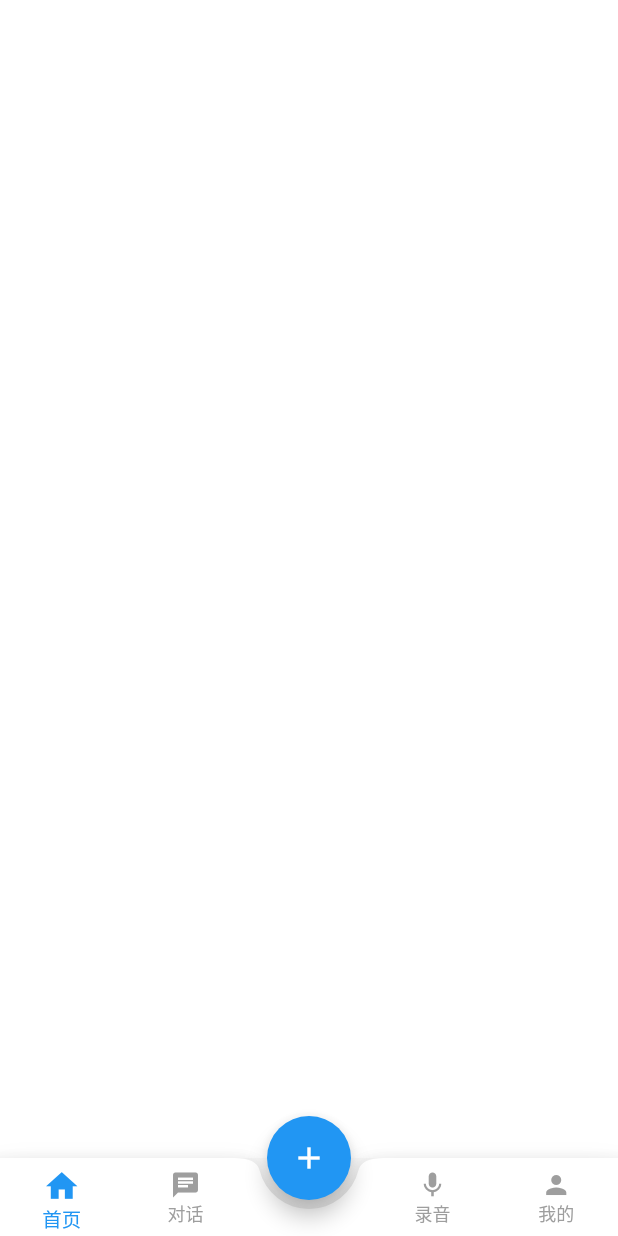
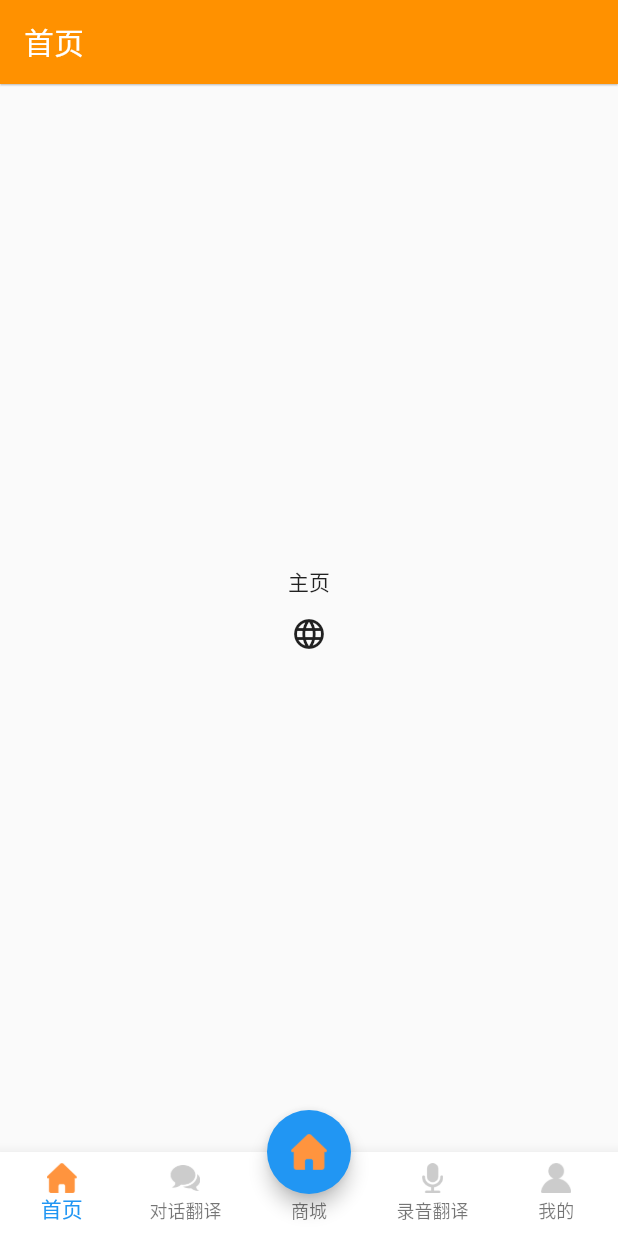
Before and after one commit to ForgetSou/FSFlutterDemo, a Flutter app: the screen it shows after launch, on a phone screen of 412 x 824 dp. Run offline on Flutter 3.47's test engine with Material 2 defaults, Android fonts, the phone set to English and light mode, and no system bars.

Commit message:
#Feature：路由跳转

```diff
--- /dev/null
+++ b/FSFlutterDemo/lib/Modal/langauge.dart
@@ -0,0 +1,6 @@
+class Language {
+  String code;
+  String displayName;
+
+  Language(this.code, this.displayName);
+}
--- a/FSFlutterDemo/lib/index_page.dart
+++ b/FSFlutterDemo/lib/index_page.dart
@@ -8,240 +8,241 @@ import 'pages/mall_page.dart';
 class IndexPage extends StatefulWidget {
   @override
   // 凸出效果
-  // _BulgeState createState() => _BulgeState();
+  _BulgeState createState() => _BulgeState();
   // 外弧效果
-  _OuterArcState createState() => _OuterArcState();
+  // _OuterArcState createState() => _OuterArcState();
 }
 
-// class _BulgeState extends State<IndexPage> {
-//   final List<BottomNavigationBarItem> bottomTabs = [
-//     BottomNavigationBarItem(
-//         icon: Image.asset(
-//           'images/home_unselected.png',
-//           width: 20,
-//           height: 20,
-//         ),
-//         activeIcon: Image.asset(
-//           'images/home_selected.png',
-//           width: 20,
-//           height: 20,
-//         ),
-//         label: '首页'),
-//     BottomNavigationBarItem(
-//         icon: Image.asset(
-//           'images/dialogue_unselected.png',
-//           width: 20,
-//           height: 20,
-//         ),
-//         activeIcon: Image.asset(
-//           'images/dialogue_selected.png',
-//           width: 20,
-//           height: 20,
-//         ),
-//         label: '对话翻译'),
-//     BottomNavigationBarItem(
-//         icon: Icon(
-//           Icons.add,
-//           size: 20,
-//         ),
-//         label: '商城'),
-//     BottomNavigationBarItem(
-//         icon: Image.asset(
-//           'images/record_unselected.png',
-//           width: 20,
-//           height: 20,
-//         ),
-//         activeIcon: Image.asset(
-//           'images/record_selected.png',
-//           width: 20,
-//           height: 20,
-//         ),
-//         label: '录音翻译'),
-//     BottomNavigationBarItem(
-//         icon: Image.asset(
-//           'images/mine_unselected.png',
-//           width: 20,
-//           height: 20,
-//         ),
-//         activeIcon: Image.asset(
-//           'images/mine_selected.png',
-//           width: 20,
-//           height: 20,
-//         ),
-//         label: '我的')
-//   ];
-//   final List tabPages = [
-//     HomePage(),
-//     DialoguePage(),
-//     MallPage(),
-//     RecordPage(),
-//     MinePage()
-//   ];
+class _BulgeState extends State<IndexPage> {
+  final List<BottomNavigationBarItem> bottomTabs = [
+    BottomNavigationBarItem(
+        icon: Image.asset(
+          'images/home_unselected.png',
+          width: 20,
+          height: 20,
+        ),
+        activeIcon: Image.asset(
+          'images/home_selected.png',
+          width: 20,
+          height: 20,
+        ),
+        label: '首页'),
+    BottomNavigationBarItem(
+        icon: Image.asset(
+          'images/dialogue_unselected.png',
+          width: 20,
+          height: 20,
+        ),
+        activeIcon: Image.asset(
+          'images/dialogue_selected.png',
+          width: 20,
+          height: 20,
+        ),
+        label: '对话翻译'),
+    BottomNavigationBarItem(
+        icon: Icon(
+          Icons.add,
+          size: 20,
+        ),
+        label: '商城'),
+    BottomNavigationBarItem(
+        icon: Image.asset(
+          'images/record_unselected.png',
+          width: 20,
+          height: 20,
+        ),
+        activeIcon: Image.asset(
+          'images/record_selected.png',
+          width: 20,
+          height: 20,
+        ),
+        label: '录音翻译'),
+    BottomNavigationBarItem(
+        icon: Image.asset(
+          'images/mine_unselected.png',
+          width: 20,
+          height: 20,
+        ),
+        activeIcon: Image.asset(
+          'images/mine_selected.png',
+          width: 20,
+          height: 20,
+        ),
+        label: '我的')
+  ];
+  final List tabPages = [
+    HomePage(),
+    DialoguePage(),
+    MallPage(),
+    RecordPage(),
+    MinePage()
+  ];
 
-//   int currentIndex = 0;
-//   var currentPage;
+  int currentIndex = 0;
+  var currentPage;
 
-//   int get idx => null;
+  int get idx => null;
+  Animation<double> animation;
 
+  @override
+  void initState() {
+    super.initState();
+
+    currentPage = tabPages[currentIndex];
+  }
+
+  @override
+  Widget build(BuildContext context) {
+    return Scaffold(
+      bottomNavigationBar: BottomNavigationBar(
+        currentIndex: currentIndex,
+        backgroundColor: Colors.white,
+        type: BottomNavigationBarType.fixed,
+        // elevation: 0,
+        items: bottomTabs,
+        onTap: (idx) {
+          setState(() {
+            currentIndex = idx;
+            currentPage = tabPages[idx];
+          });
+        },
+      ),
+      floatingActionButton: FloatingActionButton(
+        child: Image.asset(
+          'images/home_selected.png',
+          width: 24,
+          height: 24,
+        ),
+        onPressed: () {
+          setState(() {
+            currentIndex = 2;
+            currentPage = tabPages[2];
+          });
+        },
+        backgroundColor: Colors.blue,
+        elevation: 5,
+      ),
+      floatingActionButtonLocation: FloatingActionButtonLocation.centerDocked,
+      appBar: AppBar(
+        title: Text(
+          bottomTabs[currentIndex].label,
+          style: TextStyle(color: Colors.white),
+        ),
+        elevation: 0.5,
+      ),
+      body: currentPage,
+    );
+  }
+}
+
+// class _OuterArcState extends State<IndexPage> {
 //   @override
 //   void initState() {
-//     currentPage = tabPages[currentIndex];
+//     ///初始化，这个函数在生命周期中只调用一次
 //     super.initState();
 //   }
 
 //   @override
 //   Widget build(BuildContext context) {
-//     return Scaffold(
-//       bottomNavigationBar: BottomNavigationBar(
-//         currentIndex: currentIndex,
-//         backgroundColor: Colors.white,
-//         type: BottomNavigationBarType.fixed,
-//         // elevation: 0,
-//         items: bottomTabs,
-//         onTap: (idx) {
-//           setState(() {
-//             currentIndex = idx;
-//             currentPage = tabPages[idx];
-//           });
+//     //构建页面
+//     return buildBottomTabScaffold();
+//   }
+
+//   //当前显示页面的
+//   int currentIndex = 0;
+//   //点击导航项是要显示的页面
+//   final pages = [HomePage(), DialoguePage(), RecordPage(), MinePage()];
+
+//   Widget buildBottomTabScaffold() {
+//     return SizedBox(
+//         height: 100,
+//         child: Scaffold(
+//           //对应的页面
+//           body: pages[currentIndex],
+//           //appBar: AppBar(title: const Text('Bottom App Bar')),
+//           //悬浮按钮的位置
+//           floatingActionButtonLocation:
+//               FloatingActionButtonLocation.centerDocked,
+//           //悬浮按钮
+//           floatingActionButton: FloatingActionButton(
+//             child: const Icon(Icons.add),
+//             onPressed: () {},
+//           ),
+//           //其他菜单栏
+//           bottomNavigationBar: BottomAppBar(
+//             shape: CircularNotchedRectangle(),
+//             notchMargin: 6.0,
+//             color: Colors.white,
+//             child: Row(
+//               mainAxisSize: MainAxisSize.max,
+//               mainAxisAlignment: MainAxisAlignment.spaceAround,
+//               children: <Widget>[
+//                 buildBotomItem(currentIndex, 0, Icons.home, "首页"),
+//                 buildBotomItem(currentIndex, 1, Icons.chat, "对话"),
+//                 buildBotomItem(currentIndex, -1, null, "商城"),
+//                 buildBotomItem(currentIndex, 2, Icons.mic, "录音"),
+//                 buildBotomItem(currentIndex, 3, Icons.person, "我的"),
+//               ],
+//             ),
+//           ),
+//         ));
+//   }
+
+//   buildBotomItem(int selectIndex, int index, IconData iconData, String title) {
+//     //未选中状态的样式
+//     TextStyle textStyle = TextStyle(fontSize: 12.0, color: Colors.grey);
+//     MaterialColor iconColor = Colors.grey;
+//     double iconSize = 20;
+//     EdgeInsetsGeometry padding = EdgeInsets.only(top: 8.0);
+
+//     if (selectIndex == index) {
+//       //选中状态的文字样式
+//       textStyle = TextStyle(fontSize: 13.0, color: Colors.blue);
+//       //选中状态的按钮样式
+//       iconColor = Colors.blue;
+//       iconSize = 25;
+//       padding = EdgeInsets.only(top: 6.0);
+//     }
+//     Widget padItem = SizedBox();
+//     if (iconData != null) {
+//       padItem = Padding(
+//         padding: padding,
+//         child: Container(
+//           color: Colors.white,
+//           child: Center(
+//             child: Column(
+//               children: <Widget>[
+//                 Icon(
+//                   iconData,
+//                   color: iconColor,
+//                   size: iconSize,
+//                 ),
+//                 Text(
+//                   title,
+//                   style: textStyle,
+//                 )
+//               ],
+//             ),
+//           ),
+//         ),
+//       );
+//     }
+//     Widget item = Expanded(
+//       flex: 1,
+//       child: new GestureDetector(
+//         onTap: () {
+//           if (index != currentIndex) {
+//             setState(() {
+//               currentIndex = index;
+//             });
+//           }
 //         },
+//         child: SizedBox(
+//           height: 52,
+//           child: padItem,
+//         ),
 //       ),
-//       floatingActionButton: FloatingActionButton(
-//         child: Image.asset(
-//           'images/home_selected.png',
-//           width: 24,
-//           height: 24,
-//         ),
-//         onPressed: () {
-//           setState(() {
-//             currentIndex = 2;
-//             currentPage = tabPages[2];
-//           });
-//         },
-//         backgroundColor: Colors.red,
-//         elevation: 5,
-//       ),
-//       floatingActionButtonLocation: FloatingActionButtonLocation.centerDocked,
-//       appBar: AppBar(
-//         backgroundColor: Colors.lightGreen,
-//         title: Text(
-//           bottomTabs[currentIndex].label,
-//           style: TextStyle(color: Colors.orange),
-//         ),
-//         elevation: 0.5,
-//       ),
-//       body: currentPage,
 //     );
+//     return item;
 //   }
 // }
-
-class _OuterArcState extends State<IndexPage> {
-  @override
-  void initState() {
-    ///初始化，这个函数在生命周期中只调用一次
-    super.initState();
-  }
-
-  @override
-  Widget build(BuildContext context) {
-    //构建页面
-    return buildBottomTabScaffold();
-  }
-
-  //当前显示页面的
-  int currentIndex = 0;
-  //点击导航项是要显示的页面
-  final pages = [HomePage(), DialoguePage(), RecordPage(), MinePage()];
-
-  Widget buildBottomTabScaffold() {
-    return SizedBox(
-        height: 100,
-        child: Scaffold(
-          //对应的页面
-          body: pages[currentIndex],
-          //appBar: AppBar(title: const Text('Bottom App Bar')),
-          //悬浮按钮的位置
-          floatingActionButtonLocation:
-              FloatingActionButtonLocation.centerDocked,
-          //悬浮按钮
-          floatingActionButton: FloatingActionButton(
-            child: const Icon(Icons.add),
-            onPressed: () {},
-          ),
-          //其他菜单栏
-          bottomNavigationBar: BottomAppBar(
-            shape: CircularNotchedRectangle(),
-            notchMargin: 6.0,
-            color: Colors.white,
-            child: Row(
-              mainAxisSize: MainAxisSize.max,
-              mainAxisAlignment: MainAxisAlignment.spaceAround,
-              children: <Widget>[
-                buildBotomItem(currentIndex, 0, Icons.home, "首页"),
-                buildBotomItem(currentIndex, 1, Icons.chat, "对话"),
-                buildBotomItem(currentIndex, -1, null, "商城"),
-                buildBotomItem(currentIndex, 2, Icons.mic, "录音"),
-                buildBotomItem(currentIndex, 3, Icons.person, "我的"),
-              ],
-            ),
-          ),
-        ));
-  }
-
-  buildBotomItem(int selectIndex, int index, IconData iconData, String title) {
-    //未选中状态的样式
-    TextStyle textStyle = TextStyle(fontSize: 12.0, color: Colors.grey);
-    MaterialColor iconColor = Colors.grey;
-    double iconSize = 20;
-    EdgeInsetsGeometry padding = EdgeInsets.only(top: 8.0);
-
-    if (selectIndex == index) {
-      //选中状态的文字样式
-      textStyle = TextStyle(fontSize: 13.0, color: Colors.blue);
-      //选中状态的按钮样式
-      iconColor = Colors.blue;
-      iconSize = 25;
-      padding = EdgeInsets.only(top: 6.0);
-    }
-    Widget padItem = SizedBox();
-    if (iconData != null) {
-      padItem = Padding(
-        padding: padding,
-        child: Container(
-          color: Colors.white,
-          child: Center(
-            child: Column(
-              children: <Widget>[
-                Icon(
-                  iconData,
-                  color: iconColor,
-                  size: iconSize,
-                ),
-                Text(
-                  title,
-                  style: textStyle,
-                )
-              ],
-            ),
-          ),
-        ),
-      );
-    }
-    Widget item = Expanded(
-      flex: 1,
-      child: new GestureDetector(
-        onTap: () {
-          if (index != currentIndex) {
-            setState(() {
-              currentIndex = index;
-            });
-          }
-        },
-        child: SizedBox(
-          height: 52,
-          child: padItem,
-        ),
-      ),
-    );
-    return item;
-  }
-}
--- a/FSFlutterDemo/lib/main.dart
+++ b/FSFlutterDemo/lib/main.dart
@@ -10,10 +10,9 @@ class MyApp extends StatelessWidget {
     // final wordPair = new WordPair.random();
     return new MaterialApp(
       debugShowCheckedModeBanner: false,
-      // home: IndexPage(),
       home: IndexPage(),
       theme: new ThemeData(
-        primaryColor: Colors.orange,
+        primaryColor: Color.fromRGBO(255, 145, 0, 1),
       ),
     );
   }
--- a/FSFlutterDemo/lib/pages/home_page.dart
+++ b/FSFlutterDemo/lib/pages/home_page.dart
@@ -1,12 +1,68 @@
+import 'package:tws/Modal/langauge.dart';
 import 'package:flutter/material.dart';
+import 'language_page.dart';
 
+// ignore: must_be_immutable
 class HomePage extends StatelessWidget {
+  String currentText = "主页";
   @override
   Widget build(BuildContext context) {
     return Scaffold(
-        body: Container(
-      margin: EdgeInsets.only(top: 0, left: 0, bottom: 0, right: 0),
-      color: Colors.white,
-    ));
+      body: new Center(
+        child: new Column(
+          mainAxisAlignment: MainAxisAlignment.center,
+          children: [
+            new Text('主页'),
+            new IconButton(
+                icon: Icon(Icons.language),
+                onPressed: () async {
+                  // Navigator.push(context, MaterialPageRoute(builder: (context) {
+                  //   return languagePage();
+                  // }, settings: RouteSettings(
+                  //   arguments: Language('zh-CN', '中文')
+                  // )));
+                  var result = await Navigator.push(
+                      context,
+                      MaterialPageRoute(
+                          builder: (context) {
+                            return languagePage();
+                          },
+                          settings: RouteSettings(
+                              arguments: Language('zh-CN', '中文'))));
+                  Language language = result as Language;
+                  /*弹窗显示返回的数据*/
+                  showDialog(
+                      context: context,
+                      barrierDismissible: false,
+                      builder: (context) {
+                        return AlertDialog(
+                          title: Text(
+                            "返回的结果",
+                            textAlign: TextAlign.center,
+                          ),
+                          content: Text(
+                            "${language.code},${language.displayName}",
+                            textAlign: TextAlign.center,
+                          ),
+                          actions: <Widget>[
+                            CloseButton(
+                              color: Colors.red,
+                              onPressed: () {
+                                Navigator.of(context).pop();
+                              },
+                            ),
+                            FlatButton(
+                                onPressed: () {
+                                  Navigator.of(context).pop();
+                                },
+                                child: Text("确定")),
+                          ],
+                        );
+                      });
+                }),
+          ],
+        ),
+      ),
+    );
   }
 }
--- /dev/null
+++ b/FSFlutterDemo/lib/pages/language_page.dart
@@ -0,0 +1,31 @@
+import 'package:flutter/material.dart';
+import 'package:tws/Modal/langauge.dart';
+
+// ignore: camel_case_types
+class languagePage extends StatelessWidget {
+  @override
+  Widget build(BuildContext context) {
+    Language language = ModalRoute.of(context).settings.arguments;
+
+    return Scaffold(
+      appBar: AppBar(
+        title: Text('语言列表'),
+        actions: [
+          IconButton(
+              icon: Icon(Icons.home),
+              onPressed: () {
+                Navigator.of(context).pop(Language('en-US', '英语'));
+              }),
+        ],
+      ),
+      body: Center(
+        child: new Column(
+          mainAxisAlignment: MainAxisAlignment.center,
+          children: [
+            Text('语言码：${language.code}\n名称：${language.displayName}'),
+          ],
+        ),
+      ),
+    );
+  }
+}
--- a/FSFlutterDemo/pubspec.yaml
+++ b/FSFlutterDemo/pubspec.yaml
@@ -1,4 +1,4 @@
-name: FlutterDemo
+name: tws
 description: A new Flutter project.
 
 # The following line prevents the package from being accidentally published to
```
Also changed, not shown: 3 other files.
